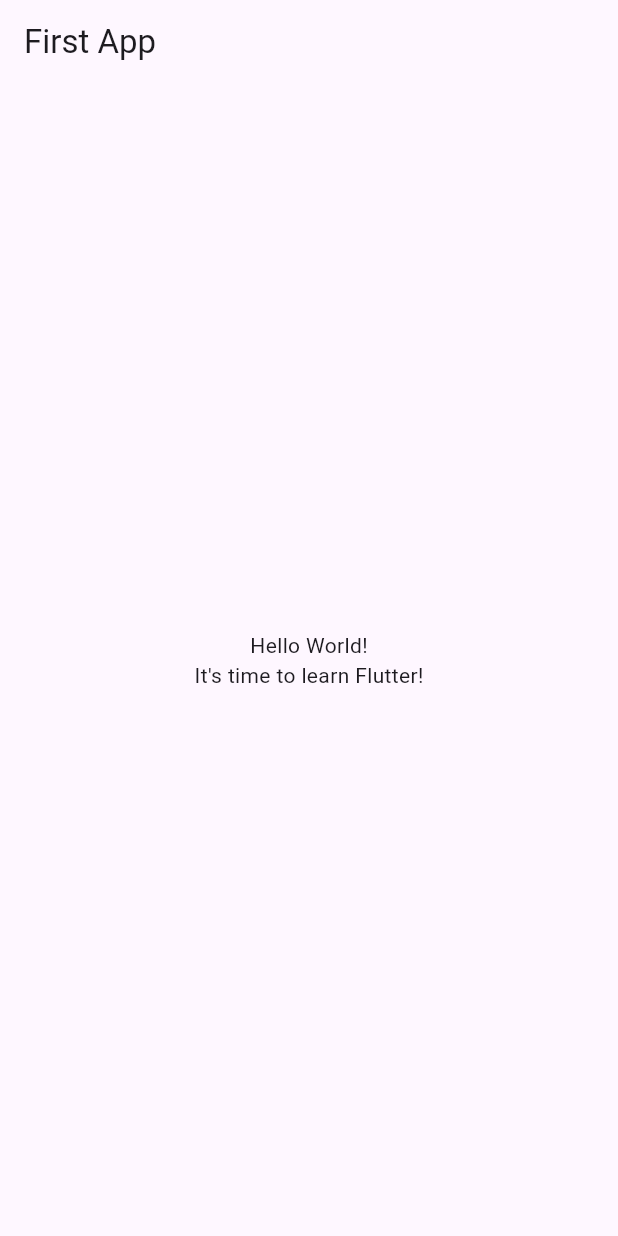
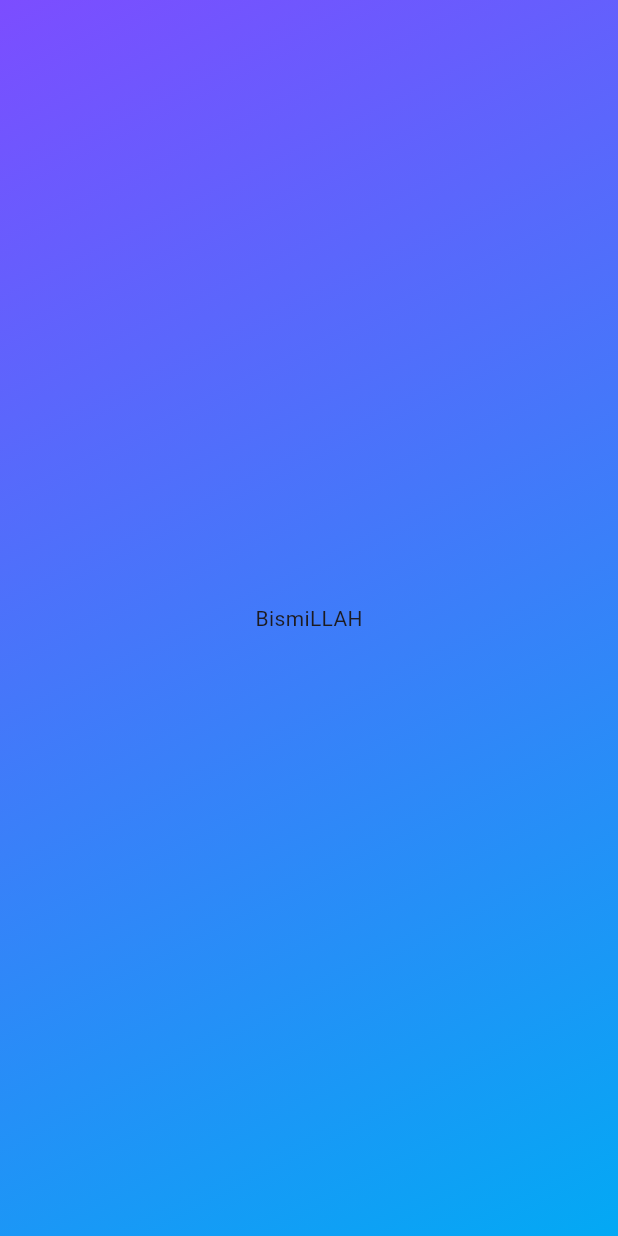
Before and after one commit to Akhele/roll_dice_flutter_game, a Flutter app: the screen it shows after launch, on a phone screen of 412 x 824 dp. Run offline on Flutter 3.47's test engine with Material 3 defaults, Android fonts, the phone set to English and light mode, and no system bars.

Commit message:
Change theme color allignment

```diff
--- a/lib/main.dart
+++ b/lib/main.dart
@@ -1,37 +1,20 @@
 import 'package:flutter/material.dart';
 
 void main() {
-  runApp(const MyApp());
-}
-
-class MyApp extends StatelessWidget {
-  const MyApp({super.key});
-
-  @override
-  Widget build(BuildContext context) {
-    return MaterialApp(
-      title: 'Flutter Demo',
-      theme: ThemeData(
-        primarySwatch: Colors.blue,
-      ),
+  runApp(
+    MaterialApp(
       home: Scaffold(
-        appBar: AppBar(
-          title: const Text('First App'),
-        ),
-        body: Center(
-          child: Column(
-            mainAxisAlignment: MainAxisAlignment.center,
-            children: const [
-              Text(
-                'Hello World!',
-              ),
-              Text(
-                'It\'s time to learn Flutter!',
-              ),
-            ],
+        body: Container(
+          decoration: BoxDecoration(
+            gradient: LinearGradient(
+              colors: [Colors.deepPurpleAccent, Colors.lightBlue],
+              begin: Alignment.topLeft,
+              end: Alignment.bottomRight,
+            ),
           ),
+          child: Center(child: Text('BismiLLAH')),
         ),
       ),
-    );
-  }
+    ),
+  );
 }
```
